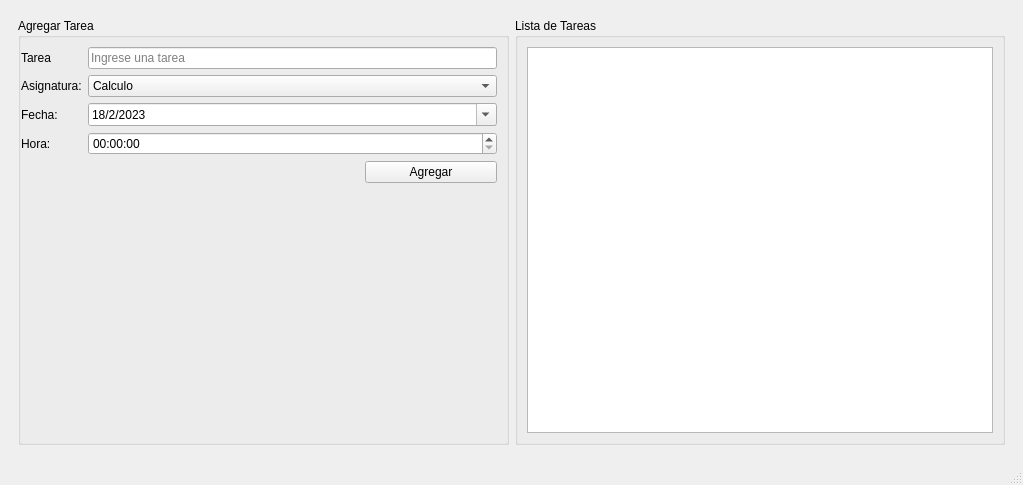
ArielFLores5/Interfaz-grafica, file tasky.ui: the form before one commit.
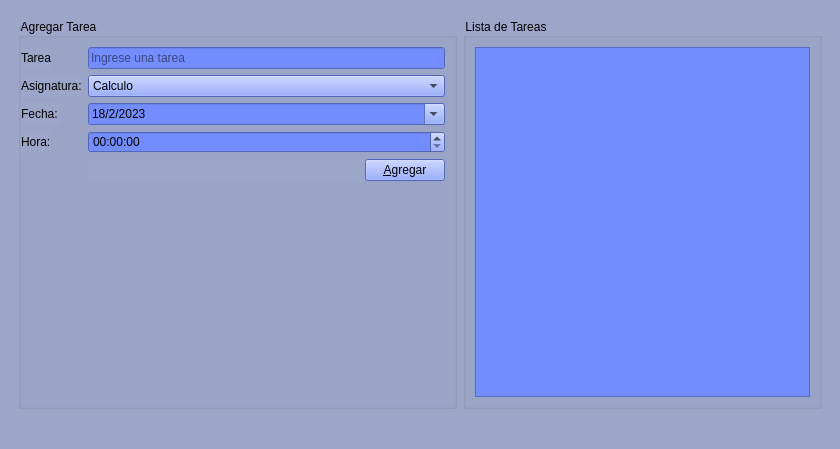
The form after the commit. Icons and pictures are not drawn.

Diff of the .ui file:
```diff
--- a/tasky.ui
+++ b/tasky.ui
@@ -6,13 +6,20 @@
    <rect>
     <x>0</x>
     <y>0</y>
-    <width>1023</width>
-    <height>485</height>
+    <width>840</width>
+    <height>449</height>
    </rect>
   </property>
   <property name="windowTitle">
    <string>Tasky</string>
   </property>
+  <property name="windowIcon">
+   <iconset resource="resources.qrc">
+    <normaloff>:/Recursos/calendario.png</normaloff>:/Recursos/calendario.png</iconset>
+  </property>
+  <property name="styleSheet">
+   <string notr="true">background-color: rgb(156, 166, 200);</string>
+  </property>
   <widget class="QWidget" name="centralwidget">
    <layout class="QHBoxLayout" name="horizontalLayout">
     <item>
@@ -20,6 +27,9 @@
       <layout class="QHBoxLayout" name="horizontalLayout_2">
        <item>
         <widget class="QGroupBox" name="groupBox_2">
+         <property name="styleSheet">
+          <string notr="true">font: 700 9pt &quot;Segoe UI&quot;;</string>
+         </property>
          <property name="title">
           <string>Agregar Tarea</string>
          </property>
@@ -38,6 +48,9 @@
           </property>
           <item row="0" column="0">
            <widget class="QLabel" name="label">
+            <property name="styleSheet">
+             <string notr="true">font: 700 9pt &quot;Segoe UI&quot;;</string>
+            </property>
             <property name="text">
              <string>Tarea</string>
             </property>
@@ -45,6 +58,9 @@
           </item>
           <item row="0" column="1">
            <widget class="QLineEdit" name="editTarea">
+            <property name="styleSheet">
+             <string notr="true">background-color: rgb(115, 141, 255);</string>
+            </property>
             <property name="text">
              <string/>
             </property>
@@ -55,6 +71,9 @@
           </item>
           <item row="1" column="0">
            <widget class="QLabel" name="label_2">
+            <property name="styleSheet">
+             <string notr="true">font: 700 9pt &quot;Segoe UI&quot;;</string>
+            </property>
             <property name="text">
              <string>Asignatura:</string>
             </property>
@@ -62,6 +81,9 @@
           </item>
           <item row="1" column="1">
            <widget class="QComboBox" name="cmbAsignatura">
+            <property name="styleSheet">
+             <string notr="true">background-color: rgb(115, 141, 255);</string>
+            </property>
             <item>
              <property name="text">
               <string>Calculo</string>
@@ -96,6 +118,9 @@
           </item>
           <item row="2" column="0">
            <widget class="QLabel" name="label_3">
+            <property name="styleSheet">
+             <string notr="true">font: 700 9pt &quot;Segoe UI&quot;;</string>
+            </property>
             <property name="text">
              <string>Fecha: </string>
             </property>
@@ -103,6 +128,9 @@
           </item>
           <item row="2" column="1">
            <widget class="QDateEdit" name="dtFecha">
+            <property name="styleSheet">
+             <string notr="true">background-color: rgb(115, 141, 255);</string>
+            </property>
             <property name="dateTime">
              <datetime>
               <hour>0</hour>
@@ -123,6 +151,9 @@
           </item>
           <item row="3" column="0">
            <widget class="QLabel" name="label_4">
+            <property name="styleSheet">
+             <string notr="true">font: 700 9pt &quot;Segoe UI&quot;;</string>
+            </property>
             <property name="text">
              <string>Hora:</string>
             </property>
@@ -130,6 +161,9 @@
           </item>
           <item row="3" column="1">
            <widget class="QTimeEdit" name="dtHora">
+            <property name="styleSheet">
+             <string notr="true">background-color: rgb(115, 141, 255);</string>
+            </property>
             <property name="calendarPopup">
              <bool>false</bool>
             </property>
@@ -165,8 +199,12 @@
              </item>
              <item row="0" column="1">
               <widget class="QPushButton" name="btnAgregar">
+               <property name="styleSheet">
+                <string notr="true">background-color: rgb(115, 141, 255);
+font: 700 9pt &quot;Segoe UI&quot;;</string>
+               </property>
                <property name="text">
-                <string>Agregar</string>
+                <string>&amp;Agregar</string>
                </property>
               </widget>
              </item>
@@ -178,12 +216,20 @@
        </item>
        <item>
         <widget class="QGroupBox" name="groupBox">
+         <property name="styleSheet">
+          <string notr="true">font: 700 9pt &quot;Segoe UI&quot;;</string>
+         </property>
          <property name="title">
           <string>Lista de Tareas</string>
          </property>
          <layout class="QVBoxLayout" name="verticalLayout">
           <item>
-           <widget class="QTableWidget" name="tblTareas"/>
+           <widget class="QTableWidget" name="tblTareas">
+            <property name="styleSheet">
+             <string notr="true">font: 700 9pt &quot;Segoe UI&quot;;
+background-color: rgb(115, 141, 255);</string>
+            </property>
+           </widget>
           </item>
          </layout>
         </widget>
```
Left out of the diff: 8 changed lines with no effect on the pictures.
